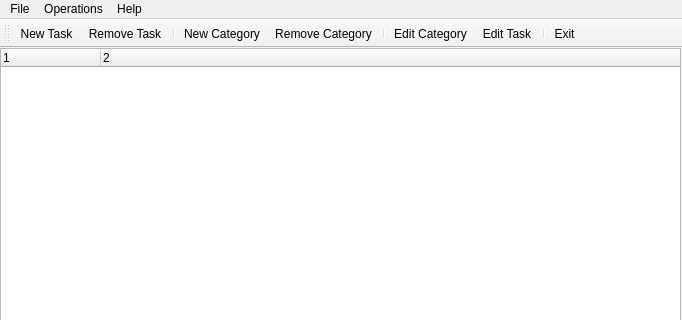
Old version of the form ui/MainWindow.ui in the repository alaasalman/taskit; both pictures show x 0 to 682 and y 0 to 320 of the 682 by 602 pixel window.
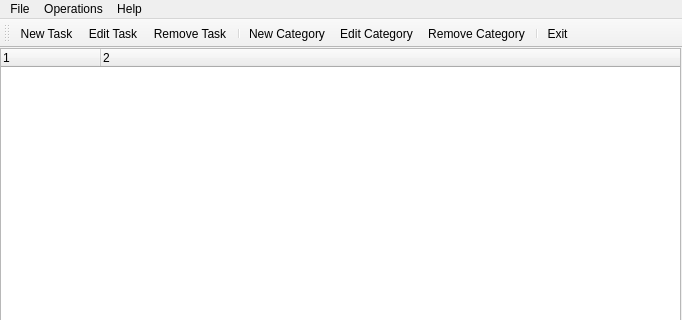
New version of the form. Icons and pictures are not drawn.

Commit message: Emit db changes as soon as the widget changes. Also some quick fixes and changes in the code accordingly. Removed the modifid code and the load and save db funtions. They're not needed now, but good for reference.

Patch:
```diff
--- a/ui/MainWindow.ui
+++ b/ui/MainWindow.ui
@@ -91,13 +91,12 @@
     <number>4</number>
    </attribute>
    <addaction name="actionAddTask" />
+   <addaction name="actionEditTask" />
    <addaction name="actionRemoveTask" />
    <addaction name="separator" />
    <addaction name="actionAddCategory" />
-   <addaction name="actionRemoveCategory" />
-   <addaction name="separator" />
    <addaction name="actionEditCategory" />
-   <addaction name="actionEditTask" />
+   <addaction name="actionRemoveCategory" />
    <addaction name="separator" />
    <addaction name="actionExit" />
   </widget>
```
Left out of the diff: 3 changed lines with no effect on the pictures. The commit also changes 4 other files.
